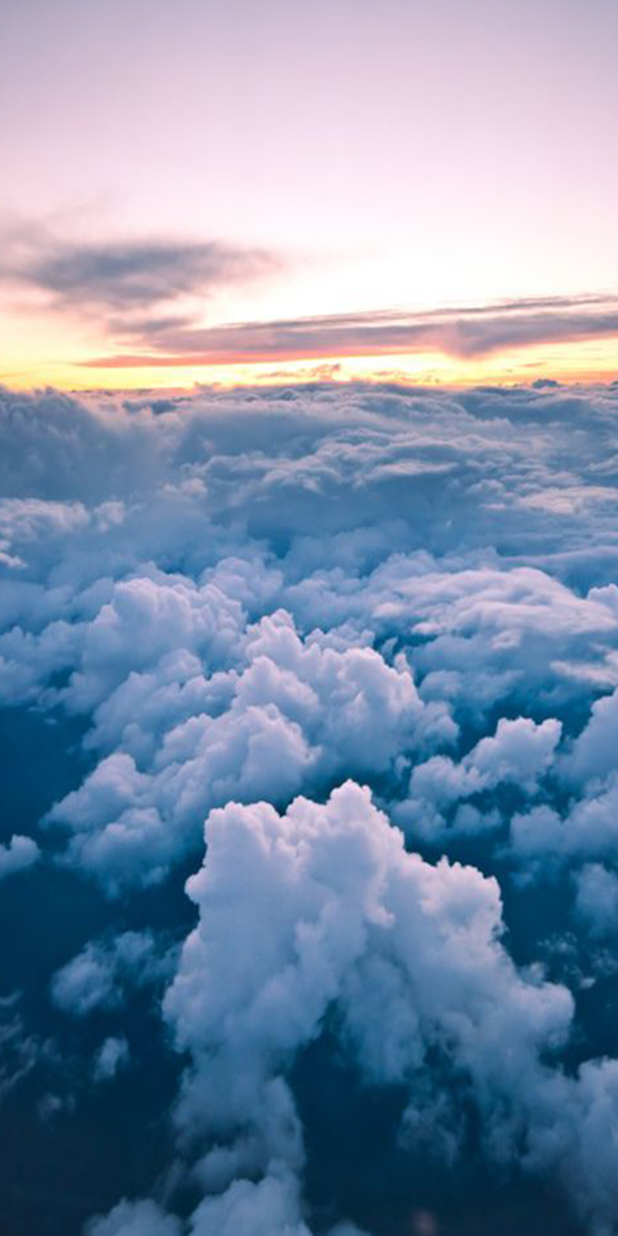
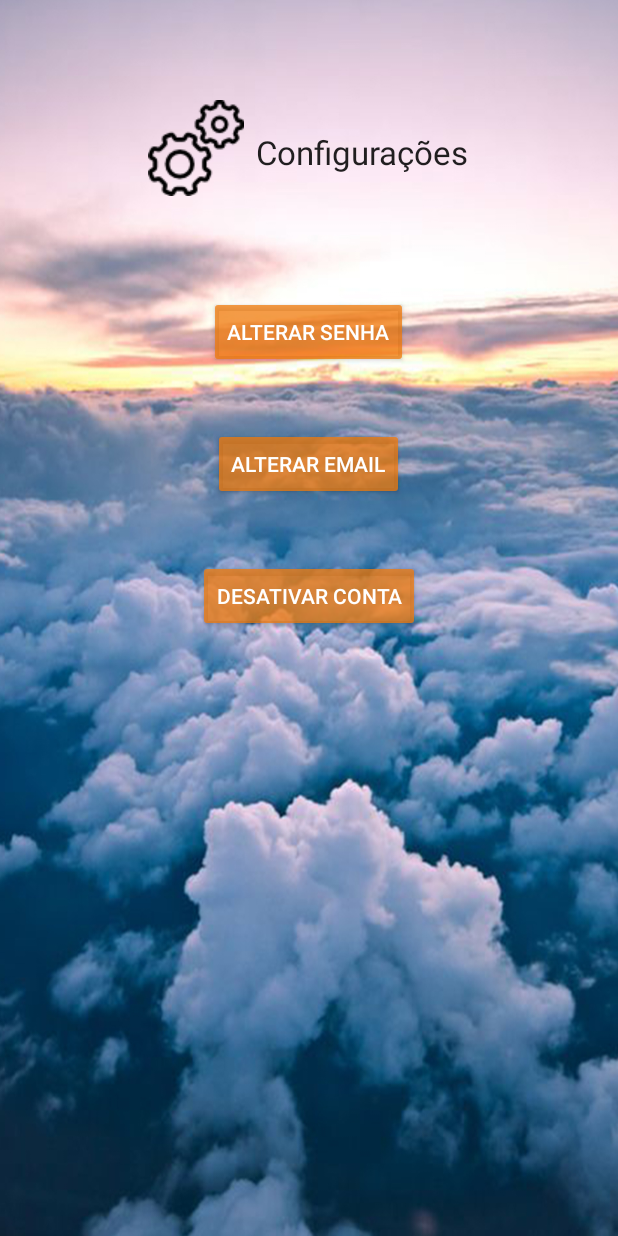
Before and after one commit to ViniPessoa8/Deixe-me-Ajudar, an Android app: the layout configuracoes.xml on its own in the app's theme, with its tools: preview values and no code run, on a phone screen of 412 x 824 dp. Run offline under Robolectric (Android 15) with nearby library versions, the phone set to English and light mode, and no system bars.

Commit message:
Fiz a página de configurações

```diff
--- a/Projeto/Deixe-meAjudar/app/src/main/res/layout/configuracoes.xml
+++ b/Projeto/Deixe-meAjudar/app/src/main/res/layout/configuracoes.xml
@@ -14,5 +14,59 @@
     <LinearLayout
         android:layout_width="match_parent"
         android:layout_height="match_parent"
-        android:orientation="horizontal"></LinearLayout>
+        android:gravity="center_horizontal"
+        android:orientation="vertical">
+
+        <LinearLayout
+            android:layout_width="230dp"
+            android:layout_height="wrap_content"
+            android:layout_marginTop="100px"
+            android:orientation="horizontal">
+
+            <ImageView
+                android:id="@+id/imageView4"
+                android:layout_width="80dp"
+                android:layout_height="wrap_content"
+                app:srcCompat="@drawable/settings" />
+
+            <TextView
+                android:id="@+id/textView2"
+                android:layout_width="wrap_content"
+                android:layout_height="wrap_content"
+                android:layout_marginTop="30px"
+                android:layout_weight="1"
+                android:text="Configurações"
+                android:textAppearance="@android:style/TextAppearance.DeviceDefault.Large" />
+
+
+        </LinearLayout>
+
+        <Button
+            android:id="@+id/btnAlterarSenha"
+            android:layout_width="wrap_content"
+            android:layout_height="wrap_content"
+            android:layout_marginTop="100px"
+            android:backgroundTint="#BFf17a0a"
+            android:text="Alterar Senha"
+            android:textColor="#FFFFFF" />
+
+        <Button
+            android:id="@+id/btnAlterarSenha3"
+            android:layout_width="wrap_content"
+            android:layout_height="wrap_content"
+            android:layout_marginTop="60px"
+            android:backgroundTint="#BFf17a0a"
+            android:text="Alterar Email"
+            android:textColor="#FFFFFF" />
+
+        <Button
+            android:id="@+id/btnAlterarSenha2"
+            android:layout_width="wrap_content"
+            android:layout_height="wrap_content"
+            android:layout_marginTop="60px"
+            android:backgroundTint="#BFf17a0a"
+            android:text="Desativar Conta"
+            android:textColor="#FFFFFF" />
+
+    </LinearLayout>
 </FrameLayout>
```
Also changed, not shown: Projeto/Deixe-meAjudar/app/src/main/res/drawable/logout.png (added), Projeto/Deixe-meAjudar/app/src/main/res/drawable/settings.png (added).
